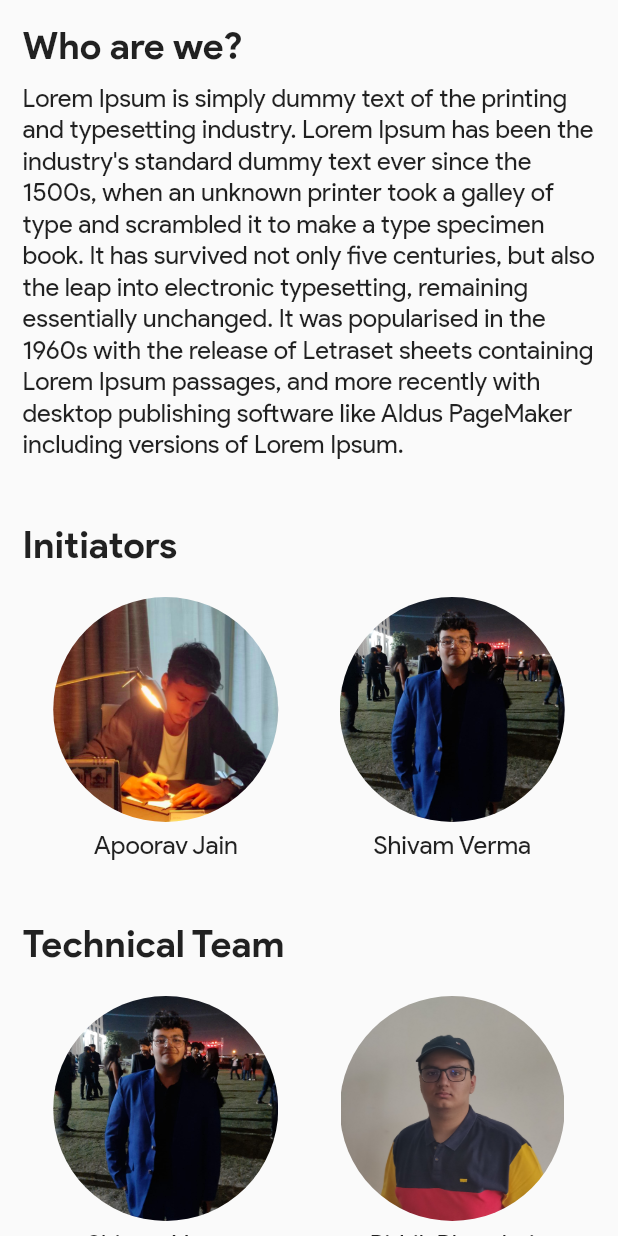
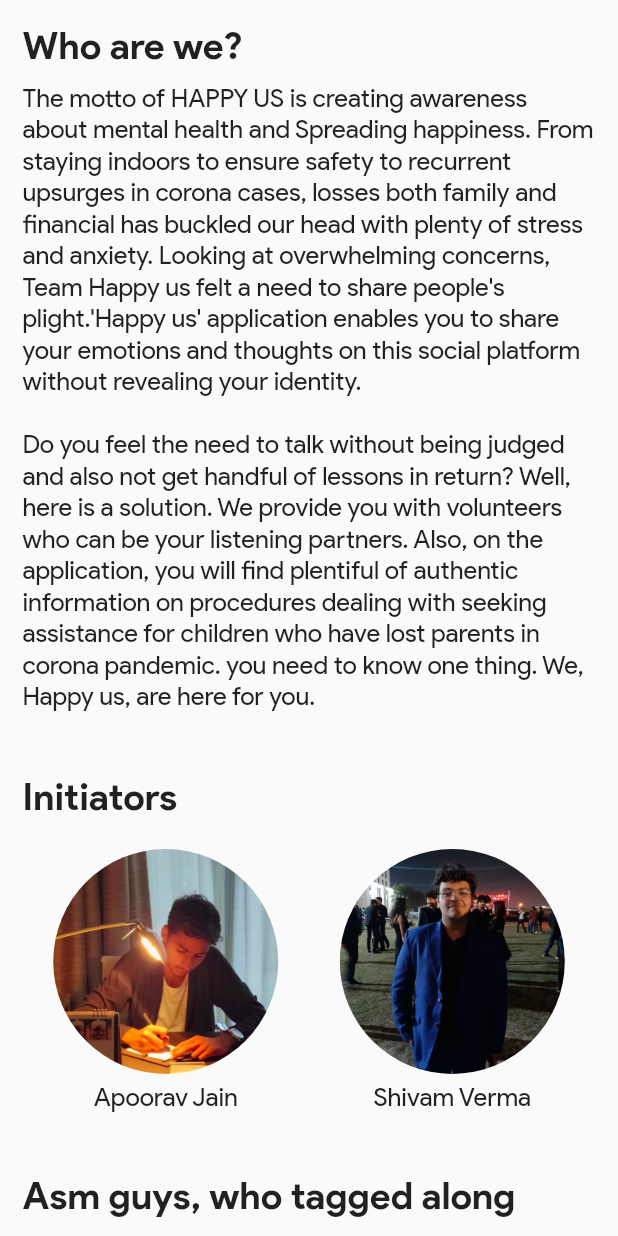
Before and after one commit to dramikei/happy_us-frontend, a Flutter app: the AboutScreen screen opened by its route, on a phone screen of 412 x 824 dp. Run offline on Flutter 3.47's test engine with Material 2 defaults, Android fonts, the phone set to English and light mode, and no system bars; drawn by our look-alikes of overlay_support; our stand-ins replace argon_buttons_flutter, carousel_slider, connectivity_plus, dio, fluro, flutter_datetime_picker and 10 more; missing offline and left inert: dough, easy_container, firebase_notifications_handler; accounts and stored records are empty; statements that could not run were skipped.

Commit message:
:sparkles: improved about us

```diff
--- a/lib/screens/about_screen.dart
+++ b/lib/screens/about_screen.dart
@@ -1,3 +1,4 @@
+import 'package:flutter/cupertino.dart';
 import 'package:flutter/material.dart';
 import 'package:happy_us/widgets/custom_text.dart';
 
@@ -8,11 +9,39 @@ class AboutScreen extends StatelessWidget {
     'Apoorav Jain',
     'Shivam Verma',
   ];
-  static const _technicalTeam = [
-    'Shivam Verma',
-    'Rithik Bhandari',
+  static const _usefulGuys = [
+    {
+      'name': 'Rithik Bhandari',
+      'post': 'Technical Head',
+      'img': 'assets/images/rithik.jpeg'
+    },
+    {
+      'name': 'Chetna dua',
+      'post': 'Creative Head',
+      'img': 'assets/images/creative_head.jpeg'
+    },
+    {
+      'name': 'Aashie chaudhary',
+      'post': 'Communication Head',
+      'img': 'assets/images/communication_head.jpeg'
+    },
+    {
+      'name': 'Rishabh pandey',
+      'post': 'Social Media Head',
+      'img': 'assets/images/social_media_head.jpeg'
+    },
+    {
+      'name': 'Bhanvi aggarwal',
+      'post': 'HR Head',
+      'img': 'assets/images/hr_head.jpeg'
+    },
+    {
+      'name': 'Kshtij Vaibhav',
+      'post': 'Operations Head\n(or was he?)',
+      'img': 'assets/images/operation_head.jpeg'
+    },
   ];
-  static const _superHeroes = 'assets/images/super-heroes.jpeg';
+  static const _superHeroes = 'assets/images/super-heroes.jpg';
 
   const AboutScreen({
     Key? key,
@@ -36,7 +65,9 @@ class AboutScreen extends StatelessWidget {
             const SizedBox(height: 10),
             CustomText(
               '''
-Lorem Ipsum is simply dummy text of the printing and typesetting industry. Lorem Ipsum has been the industry's standard dummy text ever since the 1500s, when an unknown printer took a galley of type and scrambled it to make a type specimen book. It has survived not only five centuries, but also the leap into electronic typesetting, remaining essentially unchanged. It was popularised in the 1960s with the release of Letraset sheets containing Lorem Ipsum passages, and more recently with desktop publishing software like Aldus PageMaker including versions of Lorem Ipsum.
+The motto of HAPPY US is creating awareness about mental health and Spreading happiness. From staying indoors to ensure safety to recurrent upsurges in corona cases, losses both family and financial has buckled our head with plenty of stress and anxiety. Looking at overwhelming concerns, Team Happy us felt a need to share people's plight.'Happy us' application enables you to share your emotions and thoughts on this social platform without revealing your identity.
+
+Do you feel the need to talk without being judged and also not get handful of lessons in return? Well, here is a solution. We provide you with volunteers who can be your listening partners. Also, on the application, you will find plentiful of authentic information on procedures dealing with seeking assistance for children who have lost parents in corona pandemic. you need to know one thing. We, Happy us, are here for you.
               ''',
               style: TextStyle(fontSize: 17),
             ),
@@ -59,19 +90,21 @@ Lorem Ipsum is simply dummy text of the printing and typesetting industry. Lorem
             ),
             const SizedBox(height: 40),
             CustomText(
-              'Technical Team',
+              'Asm guys, who tagged along',
               style: TextStyle(
                 fontSize: 25,
                 fontWeight: FontWeight.bold,
               ),
             ),
             const SizedBox(height: 20),
-            Row(
+            GridView(
+              shrinkWrap: true,
+              physics: NeverScrollableScrollPhysics(),
+              gridDelegate: SliverGridDelegateWithFixedCrossAxisCount(
+                  crossAxisCount: 2, childAspectRatio: 0.8),
               children: List.generate(
-                _technicalTeam.length,
-                (index) => Expanded(
-                  child: _profilePicture(_technicalTeam[index]),
-                ),
+                _usefulGuys.length,
+                (index) => _headPicture(_usefulGuys[index]),
               ),
             ),
             const SizedBox(height: 40),
@@ -118,4 +151,38 @@ Lorem Ipsum is simply dummy text of the printing and typesetting industry. Lorem
       ],
     );
   }
+
+  Widget _headPicture(Map<String, dynamic> head) {
+    final path = head['img'];
+    return Column(
+      mainAxisSize: MainAxisSize.min,
+      children: [
+        Container(
+          clipBehavior: Clip.hardEdge,
+          height: 150,
+          decoration: BoxDecoration(
+            shape: BoxShape.circle,
+            image: DecorationImage(
+              fit: BoxFit.cover,
+              image: AssetImage(path),
+            ),
+          ),
+        ),
+        const SizedBox(height: 5),
+        FittedBox(
+          child: Text(
+            head['name'],
+            style: TextStyle(fontSize: 17),
+          ),
+        ),
+        const SizedBox(height: 5),
+        FittedBox(
+          child: Text(
+            head['post'],
+            style: TextStyle(fontSize: 15, color: Colors.grey[700]),
+          ),
+        ),
+      ],
+    );
+  }
 }
--- a/lib/widgets/volunteer_card.dart
+++ b/lib/widgets/volunteer_card.dart
@@ -90,13 +90,15 @@ class VolunteerCard extends StatelessWidget {
                         fontSize: 17,
                       ),
                     ),
-                    Globals.isUser
+                    Globals.userType != 'volunteer'
                         ? ElevatedButton(
                             child: CustomText("Book Appointment"),
                             style:
                                 ElevatedButton.styleFrom(primary: kFocusColor),
-                            onPressed: () => _showTimeDatePicker(context)
-                            ,
+                            onPressed: () => Globals.isLoggedIn
+                                ? _showTimeDatePicker(context)
+                                : NavigationService.push(context,
+                                    path: NavigationService.loginPath),
                           )
                         : SizedBox.shrink(),
                   ],
```
Also changed, not shown: assets/images/communication_head.jpeg (added), assets/images/creative_head.jpeg (added), assets/images/hr_head.jpeg (added), assets/images/operation_head.jpeg (added), assets/images/social_media_head.jpeg (added), assets/images/super-heroes.jpeg (deleted), assets/images/super-heroes.jpg (added).
